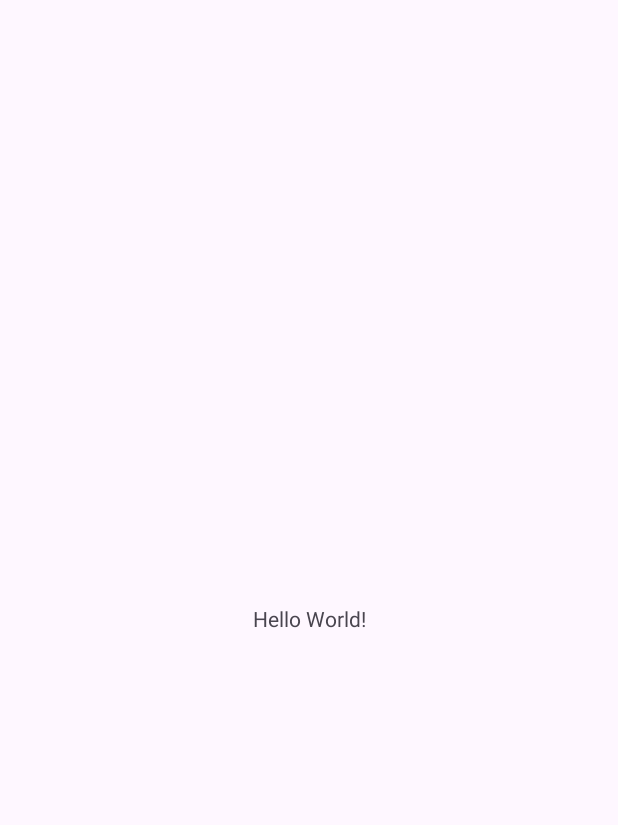
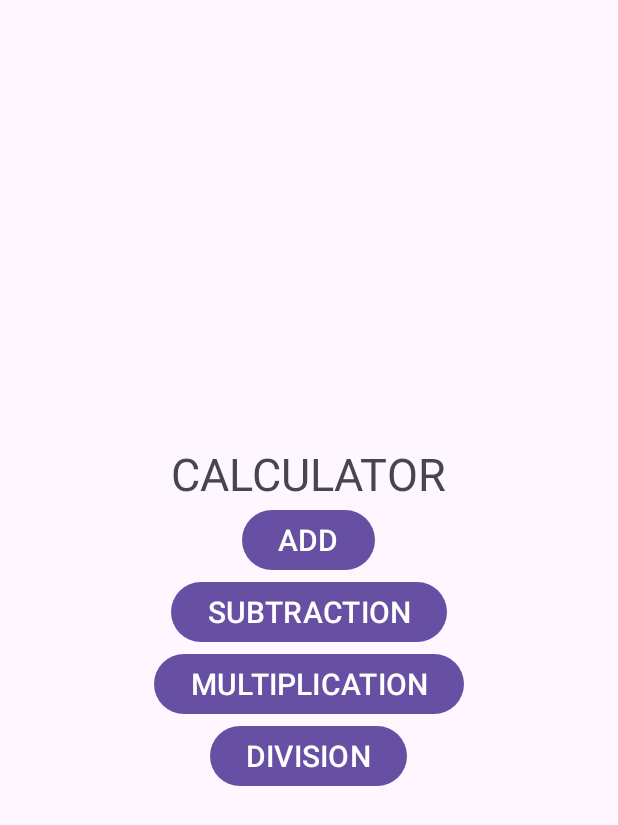
Before and after one commit to kevinjacob004/New-Calculator, an Android app: the screen it shows after launch (MainActivity), on a phone screen of 412 x 824 dp. Before the commit the part shown is almost empty. Shown: the top 825 px of the screen. Run offline under Robolectric (Android 15) with nearby library versions, the phone set to English and light mode, and no system bars.

Commit message:
Addition Created

```diff
--- a/app/src/main/AndroidManifest.xml
+++ b/app/src/main/AndroidManifest.xml
@@ -13,6 +13,9 @@
         android:theme="@style/Theme.NewCalculator"
         tools:targetApi="31">
         <activity
+            android:name=".AddActivity"
+            android:exported="false" />
+        <activity
             android:name=".MainActivity"
             android:exported="true">
             <intent-filter>
--- a/app/src/main/java/com/example/newcalculator/MainActivity.java
+++ b/app/src/main/java/com/example/newcalculator/MainActivity.java
@@ -1,6 +1,9 @@
 package com.example.newcalculator;
 
+import android.content.Intent;
 import android.os.Bundle;
+import android.view.View;
+import android.widget.Button;
 
 import androidx.activity.EdgeToEdge;
 import androidx.appcompat.app.AppCompatActivity;
@@ -10,11 +13,31 @@ import androidx.core.view.WindowInsetsCompat;
 
 public class MainActivity extends AppCompatActivity {
 
+    Button b1,b2,b3,b4;
+
     @Override
     protected void onCreate(Bundle savedInstanceState) {
         super.onCreate(savedInstanceState);
         EdgeToEdge.enable(this);
         setContentView(R.layout.activity_main);
 
+        b1=(Button) findViewById(R.id.ad);
+        b2=(Button) findViewById(R.id.sub);
+        b3=(Button) findViewById(R.id.mul);
+        b4=(Button) findViewById(R.id.div);
+
+        b1.setOnClickListener(new View.OnClickListener() {
+            @Override
+            public void onClick(View v) {
+
+                Intent ob1=new Intent(getApplicationContext(), AddActivity.class);
+                startActivity(ob1);
+            }
+        });
+
+
+
+
+
     }
 }
--- a/app/src/main/res/layout/activity_main.xml
+++ b/app/src/main/res/layout/activity_main.xml
@@ -1,19 +1,37 @@
-<?xml version="1.0" encoding="utf-8"?>
-<androidx.constraintlayout.widget.ConstraintLayout xmlns:android="http://schemas.android.com/apk/res/android"
-    xmlns:app="http://schemas.android.com/apk/res-auto"
-    xmlns:tools="http://schemas.android.com/tools"
-    android:id="@+id/main"
-    android:layout_width="match_parent"
+<LinearLayout android:layout_width="match_parent"
     android:layout_height="match_parent"
-    tools:context=".MainActivity">
+    android:orientation="vertical"
+    android:gravity="center"
+    xmlns:android="http://schemas.android.com/apk/res/android">
 
     <TextView
+        android:text="CALCULATOR"
+        android:textSize="30dp"
         android:layout_width="wrap_content"
-        android:layout_height="wrap_content"
-        android:text="Hello World!"
-        app:layout_constraintBottom_toBottomOf="parent"
-        app:layout_constraintEnd_toEndOf="parent"
-        app:layout_constraintStart_toStartOf="parent"
-        app:layout_constraintTop_toTopOf="parent" />
+        android:layout_height="wrap_content"/>
+    <Button
+        android:id="@+id/ad"
+        android:text="ADD"
+        android:textSize="20dp"
+        android:layout_width="wrap_content"
+        android:layout_height="wrap_content"/>
+    <Button
+        android:id="@+id/sub"
+        android:text="SUBTRACTION"
+        android:textSize="20dp"
+        android:layout_width="wrap_content"
+        android:layout_height="wrap_content"/>
+    <Button
+        android:id="@+id/mul"
+        android:text="MULTIPLICATION"
+        android:textSize="20dp"
+        android:layout_width="wrap_content"
+        android:layout_height="wrap_content"/>
+    <Button
+        android:id="@+id/div"
+        android:text="DIVISION"
+        android:textSize="20dp"
+        android:layout_width="wrap_content"
+        android:layout_height="wrap_content"/>
 
-</androidx.constraintlayout.widget.ConstraintLayout>
+</LinearLayout>
```
Also changed, not shown: app/src/main/java/com/example/newcalculator/AddActivity.java (added, +68 -0 lines), app/src/main/res/layout/activity_add.xml (added, +45 -0 lines).
